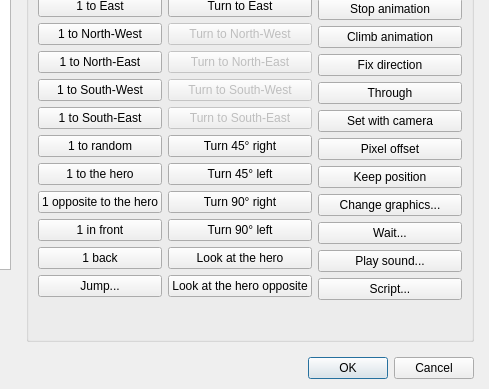
Above: Editor/Dialogs/Commands/dialogcommandmoveobject.ui from RPG-Paper-Maker/RPG-Paper-Maker before the change; both pictures show x 352 to 841 and y 252 to 641 of the 841 by 641 pixel window. Below: the same form after it.
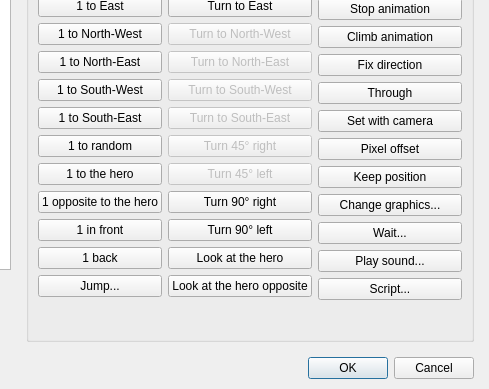
That is the form after the change. Custom widgets are drawn as their Qt base class.

Patch:
```diff
--- a/Editor/Dialogs/Commands/dialogcommandmoveobject.ui
+++ b/Editor/Dialogs/Commands/dialogcommandmoveobject.ui
@@ -396,7 +396,7 @@
               <item>
                <widget class="QPushButton" name="pushButtonTurn45Right">
                 <property name="enabled">
-                 <bool>true</bool>
+                 <bool>false</bool>
                 </property>
                 <property name="text">
                  <string>Turn 45° right</string>
@@ -406,7 +406,7 @@
               <item>
                <widget class="QPushButton" name="pushButtonTurn45Left">
                 <property name="enabled">
-                 <bool>true</bool>
+                 <bool>false</bool>
                 </property>
                 <property name="text">
                  <string>Turn 45° left</string>
```
